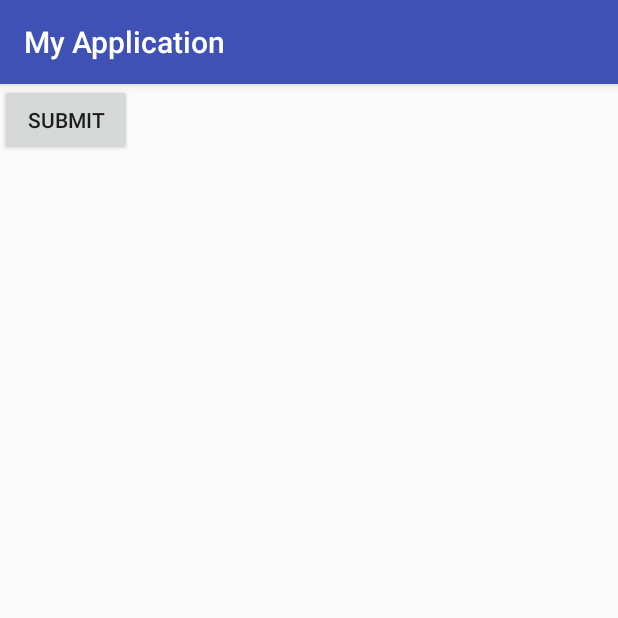
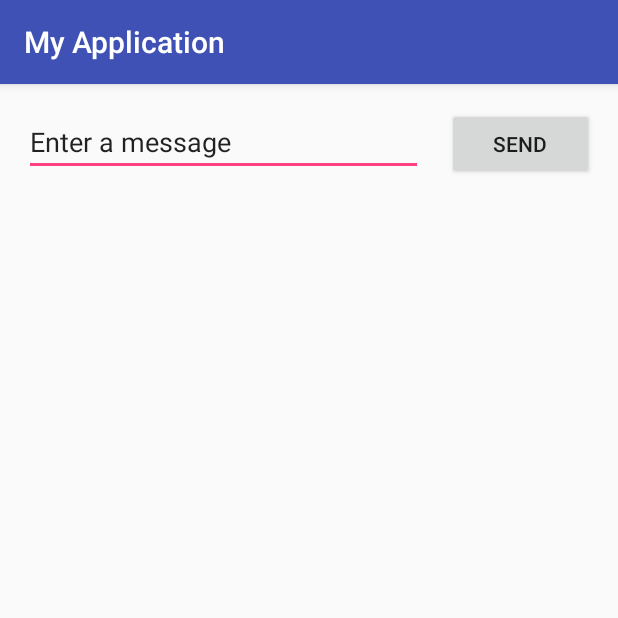
Before and after one commit to nmarklund10/GoCooking_Capstone, an Android app: the screen it shows after launch (MainActivity), on a phone screen of 412 x 824 dp, the top half of it. Run offline under Robolectric (Android 15) with nearby library versions, the phone set to English and light mode, and no system bars.

Commit message:
Added sample code that passes data from one activity to another

```diff
--- a/app/src/main/AndroidManifest.xml
+++ b/app/src/main/AndroidManifest.xml
@@ -16,6 +16,9 @@
                 <category android:name="android.intent.category.LAUNCHER" />
             </intent-filter>
         </activity>
+        <activity android:name=".DisplayMessageActivity"
+            android:parentActivityName=".MainActivity">
+        </activity>
     </application>
 
 </manifest>
--- a/app/src/main/res/layout/activity_main.xml
+++ b/app/src/main/res/layout/activity_main.xml
@@ -4,25 +4,34 @@
     xmlns:tools="http://schemas.android.com/tools"
     android:layout_width="match_parent"
     android:layout_height="match_parent"
-    tools:context="njm.myapplication.MainActivity">
+    tools:context="njm.myapplication.MainActivity"
+    tools:layout_editor_absoluteY="81dp">
 
     <EditText
         android:id="@+id/editText"
-        android:layout_width="wrap_content"
+        android:layout_width="0dp"
         android:layout_height="wrap_content"
-        android:layout_marginEnd="24dp"
+        android:layout_marginStart="16dp"
+        android:layout_marginTop="16dp"
         android:ems="10"
         android:inputType="textPersonName"
-        android:text="Enter your Name"
+        android:onClick="sendMessage"
+        android:text="@string/edit_message"
         app:layout_constraintEnd_toStartOf="@+id/button"
-        tools:layout_editor_absoluteY="16dp" />
+        app:layout_constraintHorizontal_bias="0.5"
+        app:layout_constraintStart_toStartOf="parent"
+        app:layout_constraintTop_toTopOf="parent" />
 
     <Button
         android:id="@+id/button"
-        android:layout_width="wrap_content"
+        android:layout_width="98dp"
         android:layout_height="wrap_content"
-        android:text="Submit"
-        tools:layout_editor_absoluteX="268dp"
-        tools:layout_editor_absoluteY="16dp" />
+        android:layout_marginEnd="16dp"
+        android:layout_marginStart="16dp"
+        android:text="@string/button_send"
+        app:layout_constraintBaseline_toBaselineOf="@+id/editText"
+        app:layout_constraintEnd_toEndOf="parent"
+        app:layout_constraintHorizontal_bias="0.5"
+        app:layout_constraintStart_toEndOf="@+id/editText" />
 
 </android.support.constraint.ConstraintLayout>
--- a/app/src/main/res/values/colors.xml
+++ b/app/src/main/res/values/colors.xml
@@ -1,6 +1,6 @@
 <?xml version="1.0" encoding="utf-8"?>
 <resources>
     <color name="colorPrimary">#3F51B5</color>
-    <color name="colorPrimaryDark">#303F9F</color>
+    <color name="colorPrimaryDark">#303f9f</color>
     <color name="colorAccent">#FF4081</color>
 </resources>
--- a/app/src/main/res/values/strings.xml
+++ b/app/src/main/res/values/strings.xml
@@ -1,3 +1,6 @@
 <resources>
     <string name="app_name">My Application</string>
+    <string name="edit_message">Enter a message</string>
+    <string name="button_send">Send</string>
+    <string name="text_result">text</string>
 </resources>
```
Also changed, not shown: app/src/main/java/njm/myapplication/DisplayMessageActivity.java (added, +23 -0 lines), app/src/main/java/njm/myapplication/MainActivity.java (+13 -1 lines).
